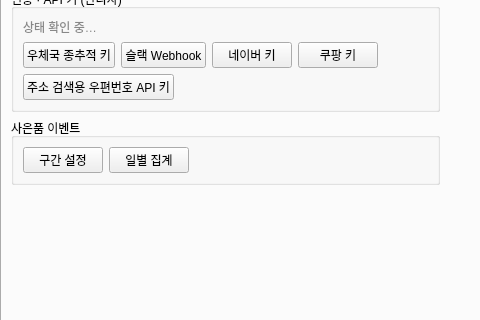
Qt form ui/main_window.ui (Peanut0711/easy-fulfill) before a commit; both pictures show x 0 to 480 and y 205 to 525 of the 880 by 740 pixel window.
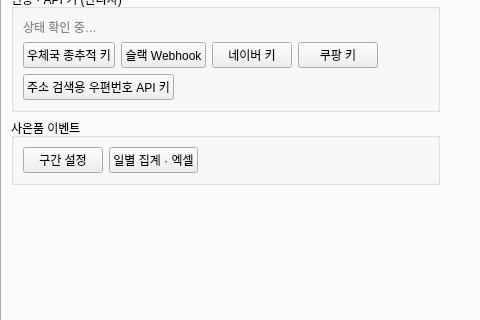
The same form after that commit. The open tabs and pages were chosen to show the change.

Commit message:
feat(order): 월별 사은품 집계 엑셀 내보내기 추가
관리자 사은품 집계에서 연월을 선택하고 화면과 같은 스토어 조건의 일별 수량과 월 합계를 엑셀로 저장한다. 사은품 1~4를 집계하고 기록이 없는 날짜는 0으로 채운다.

Windows 오프스크린에서 월 선택과 저장창을 확인하고 윤년 날짜, 스토어 필터, 파일 저장 실패 시 원본 보존을 검증했다. 내보낸 엑셀의 합계 수식을 재계산해 확인했고 전체 테스트 376개가 통과했다.

What changed in the file:
```diff
--- a/ui/main_window.ui
+++ b/ui/main_window.ui
@@ -1279,7 +1279,7 @@
               <item>
                <widget class="QPushButton" name="pushButton_gift_history">
                 <property name="text">
-                 <string>일별 집계</string>
+                 <string>일별 집계 · 엑셀</string>
                 </property>
                </widget>
               </item>
```
The commit also changes 7 other files.
